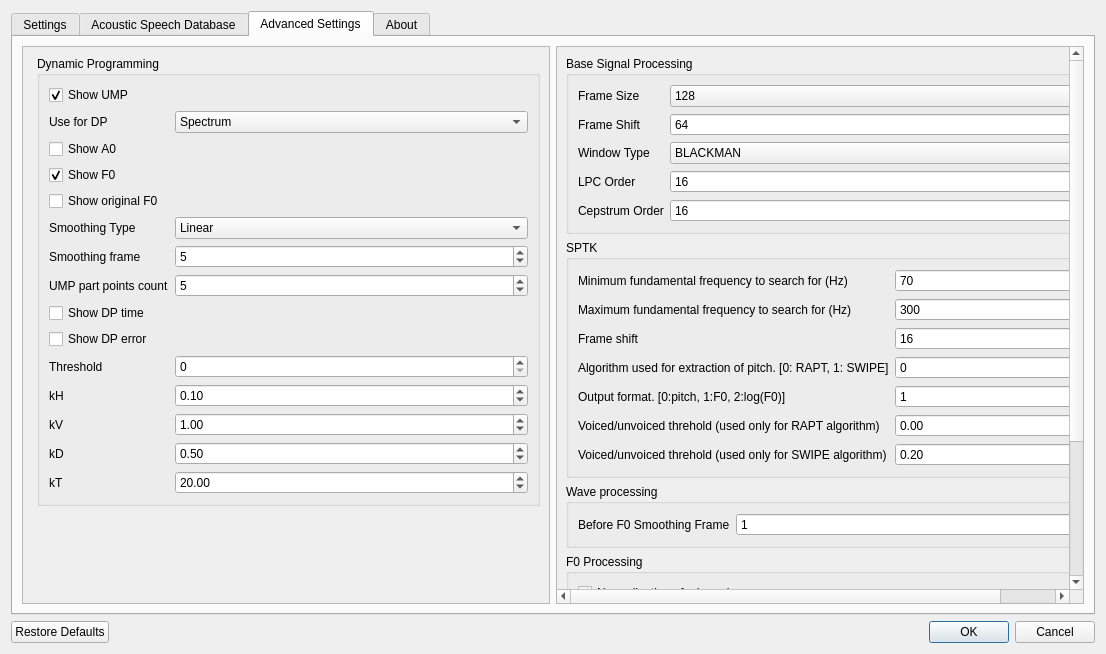
The window that settingsdialog.ui (zhitko/inton-trainer) describes before a commit, drawn with Qt 5.
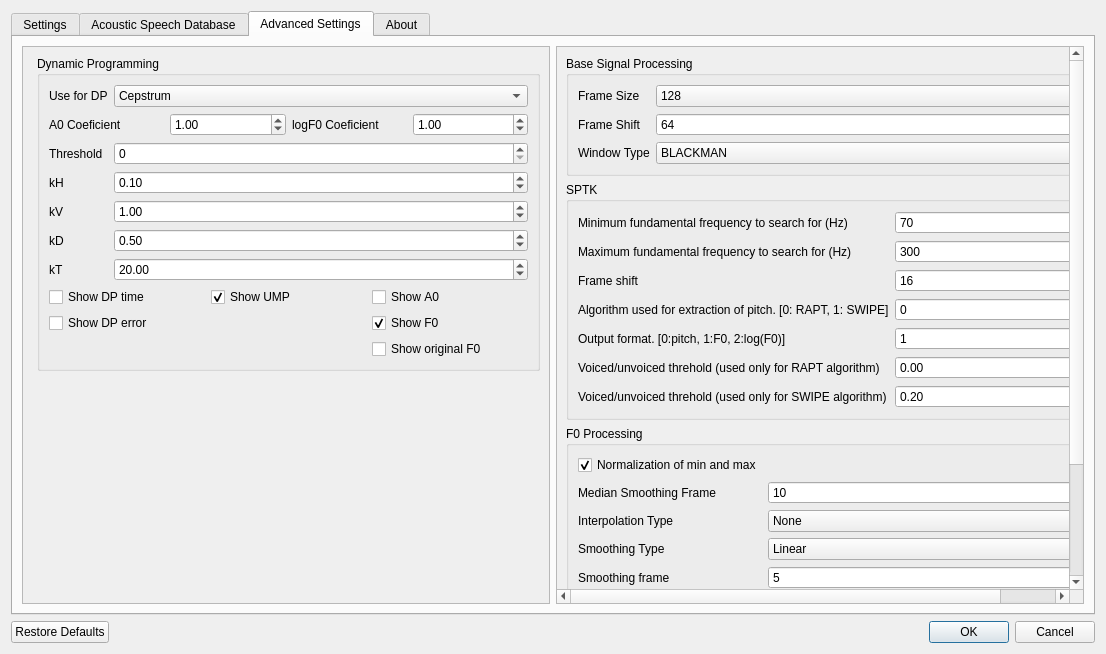
The same window after the commit. The open tabs and pages were chosen to show the change. Icons and pictures are not drawn.

Commit message: Advanced settings refactored. Add A0 and logF0 with cepstrum for DP

What changed in the file:
```diff
--- a/settingsdialog.ui
+++ b/settingsdialog.ui
@@ -279,24 +279,17 @@
                </property>
                <layout class="QFormLayout" name="formLayout_10">
                 <item row="0" column="0">
-                 <widget class="QCheckBox" name="showPortr">
-                  <property name="text">
-                   <string>Show UMP</string>
-                  </property>
-                  <property name="checked">
-                   <bool>true</bool>
-                  </property>
-                 </widget>
-                </item>
-                <item row="1" column="0">
                  <widget class="QLabel" name="label_35">
                   <property name="text">
                    <string>Use for DP</string>
                   </property>
                  </widget>
                 </item>
-                <item row="1" column="1">
+                <item row="0" column="1">
                  <widget class="QComboBox" name="useForDP">
+                  <property name="currentIndex">
+                   <number>1</number>
+                  </property>
                   <item>
                    <property name="text">
                     <string>Spectrum</string>
@@ -307,197 +300,195 @@
                     <string>Cepstrum</string>
                    </property>
                   </item>
-                 </widget>
-                </item>
-                <item row="2" column="0" colspan="2">
-                 <widget class="QCheckBox" name="showA0">
-                  <property name="text">
-                   <string>Show А0</string>
-                  </property>
-                  <property name="checked">
-                   <bool>false</bool>
-                  </property>
-                 </widget>
-                </item>
-                <item row="3" column="0" colspan="2">
-                 <widget class="QCheckBox" name="showF0">
-                  <property name="text">
-                   <string>Show F0</string>
-                  </property>
-                  <property name="checked">
-                   <bool>true</bool>
-                  </property>
-                 </widget>
-                </item>
-                <item row="4" column="0">
-                 <widget class="QCheckBox" name="showOriginalF0">
-                  <property name="text">
-                   <string>Show original F0</string>
-                  </property>
-                 </widget>
-                </item>
-                <item row="5" column="0">
-                 <widget class="QLabel" name="label_17">
-                  <property name="text">
-                   <string>Smoothing Type</string>
-                  </property>
-                 </widget>
-                </item>
-                <item row="5" column="1">
-                 <widget class="QComboBox" name="umpSmoothType">
                   <item>
                    <property name="text">
-                    <string>Linear</string>
+                    <string>Cepstrum A0</string>
                    </property>
                   </item>
                   <item>
                    <property name="text">
-                    <string>Median</string>
+                    <string>Cepstrum logF0</string>
                    </property>
                   </item>
                   <item>
                    <property name="text">
-                    <string>None</string>
+                    <string>Cepstrum A0+logF0</string>
                    </property>
                   </item>
                  </widget>
                 </item>
-                <item row="6" column="0">
-                 <widget class="QLabel" name="label_18">
-                  <property name="text">
-                   <string>Smoothing frame</string>
-                  </property>
-                 </widget>
-                </item>
-                <item row="6" column="1">
-                 <widget class="QSpinBox" name="umpSmoothValue">
-                  <property name="minimum">
-                   <number>1</number>
-                  </property>
-                  <property name="value">
-                   <number>5</number>
-                  </property>
-                 </widget>
-                </item>
-                <item row="7" column="0">
-                 <widget class="QLabel" name="label_36">
-                  <property name="text">
-                   <string>UMP part points count</string>
-                  </property>
-                 </widget>
-                </item>
-                <item row="7" column="1">
-                 <widget class="QSpinBox" name="portLen">
-                  <property name="minimum">
-                   <number>1</number>
-                  </property>
-                  <property name="maximum">
-                   <number>300</number>
-                  </property>
-                  <property name="value">
-                   <number>5</number>
-                  </property>
-                 </widget>
-                </item>
-                <item row="8" column="0" colspan="2">
-                 <widget class="QCheckBox" name="showTime">
-                  <property name="text">
-                   <string>Show DP time</string>
-                  </property>
-                  <property name="checked">
-                   <bool>false</bool>
-                  </property>
-                 </widget>
-                </item>
-                <item row="9" column="0">
-                 <widget class="QCheckBox" name="showError">
-                  <property name="text">
-                   <string>Show DP error</string>
-                  </property>
-                  <property name="checked">
-                   <bool>false</bool>
-                  </property>
-                 </widget>
-                </item>
-                <item row="10" column="0">
+                <item row="2" column="0">
                  <widget class="QLabel" name="label_29">
                   <property name="text">
                    <string>Threshold</string>
                   </property>
                  </widget>
                 </item>
-                <item row="10" column="1">
+                <item row="2" column="1">
                  <widget class="QSpinBox" name="continiusDpLimit">
                   <property name="maximum">
                    <number>9999</number>
                   </property>
                  </widget>
                 </item>
-                <item row="12" column="0">
+                <item row="3" column="0">
                  <widget class="QLabel" name="label_30">
                   <property name="text">
                    <string>kH</string>
                   </property>
                  </widget>
                 </item>
-                <item row="12" column="1">
-                 <widget class="QDoubleSpinBox" name="continiusDpKH">
-                  <property name="singleStep">
-                   <double>0.100000000000000</double>
-                  </property>
-                  <property name="value">
-                   <double>0.100000000000000</double>
-                  </property>
-                 </widget>
-                </item>
-                <item row="13" column="0">
+                <item row="4" column="0">
                  <widget class="QLabel" name="label_31">
                   <property name="text">
                    <string>kV</string>
                   </property>
                  </widget>
                 </item>
-                <item row="13" column="1">
-                 <widget class="QDoubleSpinBox" name="continiusDpKV">
-                  <property name="singleStep">
-                   <double>0.100000000000000</double>
-                  </property>
-                  <property name="value">
-                   <double>1.000000000000000</double>
-                  </property>
-                 </widget>
-                </item>
-                <item row="14" column="0">
+                <item row="5" column="0">
                  <widget class="QLabel" name="label_32">
                   <property name="text">
                    <string>kD</string>
                   </property>
                  </widget>
                 </item>
-                <item row="14" column="1">
-                 <widget class="QDoubleSpinBox" name="continiusDpKD">
-                  <property name="singleStep">
-                   <double>0.100000000000000</double>
-                  </property>
-                  <property name="value">
-                   <double>0.500000000000000</double>
-                  </property>
-                 </widget>
-                </item>
-                <item row="15" column="0">
+                <item row="6" column="0">
                  <widget class="QLabel" name="label_33">
                   <property name="text">
                    <string>kT</string>
                   </property>
                  </widget>
                 </item>
-                <item row="15" column="1">
+                <item row="3" column="1">
+                 <widget class="QDoubleSpinBox" name="continiusDpKH">
+                  <property name="singleStep">
+                   <double>0.100000000000000</double>
+                  </property>
+                  <property name="value">
+                   <double>0.100000000000000</double>
+                  </property>
+                 </widget>
+                </item>
+                <item row="4" column="1">
+                 <widget class="QDoubleSpinBox" name="continiusDpKV">
+                  <property name="singleStep">
+                   <double>0.100000000000000</double>
+                  </property>
+                  <property name="value">
+                   <double>1.000000000000000</double>
+                  </property>
+                 </widget>
+                </item>
+                <item row="5" column="1">
+                 <widget class="QDoubleSpinBox" name="continiusDpKD">
+                  <property name="singleStep">
+                   <double>0.100000000000000</double>
+                  </property>
+                  <property name="value">
+                   <double>0.500000000000000</double>
+                  </property>
+                 </widget>
+                </item>
+                <item row="6" column="1">
                  <widget class="QDoubleSpinBox" name="continiusDpKT">
                   <property name="value">
                    <double>20.000000000000000</double>
                   </property>
                  </widget>
                 </item>
+                <item row="7" column="0" colspan="2">
+                 <layout class="QGridLayout" name="gridLayout">
+                  <item row="1" column="2">
+                   <widget class="QCheckBox" name="showF0">
+                    <property name="text">
+                     <string>Show F0</string>
+                    </property>
+                    <property name="checked">
+                     <bool>true</bool>
+                    </property>
+                   </widget>
+                  </item>
+                  <item row="1" column="0">
+                   <widget class="QCheckBox" name="showError">
+                    <property name="text">
+                     <string>Show DP error</string>
+                    </property>
+                    <property name="checked">
+                     <bool>false</bool>
+                    </property>
+                   </widget>
+                  </item>
+                  <item row="0" column="1">
+                   <widget class="QCheckBox" name="showPortr">
+                    <property name="text">
+                     <string>Show UMP</string>
+                    </property>
+                    <property name="checked">
+                     <bool>true</bool>
+                    </property>
+                   </widget>
+                  </item>
+                  <item row="0" column="2">
+                   <widget class="QCheckBox" name="showA0">
+                    <property name="text">
+                     <string>Show А0</string>
+                    </property>
+                    <property name="checked">
+                     <bool>false</bool>
+                    </property>
+                   </widget>
+                  </item>
+                  <item row="0" column="0">
+                   <widget class="QCheckBox" name="showTime">
+                    <property name="text">
+                     <string>Show DP time</string>
+                    </property>
+                    <property name="checked">
+                     <bool>false</bool>
+                    </property>
+                   </widget>
+                  </item>
+                  <item row="2" column="2">
+                   <widget class="QCheckBox" name="showOriginalF0">
+                    <property name="text">
+                     <string>Show original F0</string>
+                    </property>
+                   </widget>
+                  </item>
+                 </layout>
+                </item>
+                <item row="1" column="0" colspan="2">
+                 <layout class="QGridLayout" name="gridLayout_2">
+                  <item row="0" column="2">
+                   <widget class="QLabel" name="label_24">
+                    <property name="text">
+                     <string>logF0 Coeficient</string>
+                    </property>
+                   </widget>
+                  </item>
+                  <item row="0" column="1">
+                   <widget class="QDoubleSpinBox" name="dpA0Coeficient">
+                    <property name="value">
+                     <double>1.000000000000000</double>
+                    </property>
+                   </widget>
+                  </item>
+                  <item row="0" column="0">
+                   <widget class="QLabel" name="label_8">
+                    <property name="text">
+                     <string>A0 Coeficient</string>
+                    </property>
+                   </widget>
+                  </item>
+                  <item row="0" column="3">
+                   <widget class="QDoubleSpinBox" name="dpF0Coeficient">
+                    <property name="value">
+                     <double>1.000000000000000</double>
+                    </property>
+                   </widget>
+                  </item>
+                 </layout>
+                </item>
                </layout>
               </widget>
              </item>
@@ -531,7 +522,7 @@
             <x>0</x>
             <y>0</y>
             <width>516</width>
-            <height>745</height>
+            <height>703</height>
            </rect>
           </property>
           <layout class="QHBoxLayout" name="horizontalLayout_3">
@@ -692,37 +683,6 @@
                   </item>
                  </widget>
                 </item>
-                <item row="3" column="0">
-                 <widget class="QLabel" name="label_8">
-                  <property name="text">
-                   <string>LPC Order</string>
-                  </property>
-                 </widget>
-                </item>
-                <item row="3" column="1">
-                 <widget class="QSpinBox" name="lpcOrderSpin">
-                  <property name="minimum">
-                   <number>1</number>
-                  </property>
-                  <property name="value">
-                   <number>16</number>
-                  </property>
-                 </widget>
-                </item>
-                <item row="4" column="1">
-                 <widget class="QSpinBox" name="lpcCepstrumOrderSpin">
-                  <property name="value">
-                   <number>16</number>
-                  </property>
-                 </widget>
-                </item>
-                <item row="4" column="0">
-                 <widget class="QLabel" name="label_34">
-                  <property name="text">
-                   <string>Cepstrum Order</string>
-                  </property>
-                 </widget>
-                </item>
                </layout>
               </widget>
              </item>
@@ -847,38 +807,22 @@
                </layout>
               </widget>
              </item>
-             <item>
-              <widget class="QGroupBox" name="groupBox_8">
-               <property name="title">
-                <string>Wave processing</string>
-               </property>
-               <layout class="QFormLayout" name="formLayout_3">
-                <item row="0" column="0">
-                 <widget class="QLabel" name="label_41">
-                  <property name="text">
-                   <string>Before F0 Smoothing Frame</string>
-                  </property>
-                 </widget>
-                </item>
-                <item row="0" column="1">
-                 <widget class="QSpinBox" name="smoothFrame">
-                  <property name="minimum">
-                   <number>1</number>
-                  </property>
-                  <property name="maximum">
-                   <number>500</number>
-                  </property>
-                 </widget>
-                </item>
-               </layout>
-              </widget>
-             </item>
              <item>
               <widget class="QGroupBox" name="groupBox_5">
                <property name="title">
                 <string>F0 Processing</string>
                </property>
                <layout class="QFormLayout" name="formLayout_6">
+                <item row="0" column="0">
+                 <widget class="QCheckBox" name="normF0MinMax">
+                  <property name="text">
+                   <string>Normalization of min and max</string>
+                  </property>
+                  <property name="checked">
+                   <bool>true</bool>
+                  </property>
+                 </widget>
+                </item>
                 <item row="1" column="0">
                  <widget class="QLabel" name="label_19">
                   <property name="text">
@@ -945,13 +889,66 @@
                   </item>
                  </widget>
                 </item>
-                <item row="0" column="0">
-                 <widget class="QCheckBox" name="normF0MinMax">
+                <item row="3" column="0">
+                 <widget class="QLabel" name="label_17">
                   <property name="text">
-                   <string>Normalization of min and max</string>
+                   <string>Smoothing Type</string>
                   </property>
-                  <property name="checked">
-                   <bool>true</bool>
+                 </widget>
+                </item>
+                <item row="3" column="1">
+                 <widget class="QComboBox" name="umpSmoothType">
+                  <item>
+                   <property name="text">
+                    <string>Linear</string>
+                   </property>
+                  </item>
+                  <item>
+                   <property name="text">
+                    <string>Median</string>
+                   </property>
+                  </item>
+                  <item>
+                   <property name="text">
+                    <string>None</string>
+                   </property>
+                  </item>
+                 </widget>
+                </item>
+                <item row="4" column="0">
+                 <widget class="QLabel" name="label_18">
+                  <property name="text">
+                   <string>Smoothing frame</string>
+                  </property>
+                 </widget>
+                </item>
+                <item row="4" column="1">
+                 <widget class="QSpinBox" name="umpSmoothValue">
+                  <property name="minimum">
+                   <number>1</number>
+                  </property>
+                  <property name="value">
+                   <number>5</number>
+                  </property>
+                 </widget>
+                </item>
+                <item row="5" column="0">
+                 <widget class="QLabel" name="label_36">
+                  <property name="text">
+                   <string>UMP part points count</string>
+                  </property>
+                 </widget>
+                </item>
+                <item row="5" column="1">
+                 <widget class="QSpinBox" name="portLen">
+                  <property name="minimum">
+                   <number>1</number>
+                  </property>
+                  <property name="maximum">
+                   <number>300</number>
+                  </property>
+                  <property name="value">
+                   <number>5</number>
                   </property>
                  </widget>
                 </item>
```
The commit also changes 10 other files.
